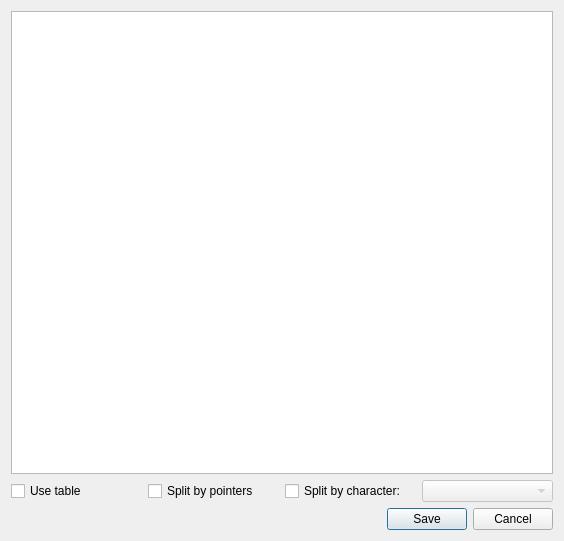
Before: the Qt Designer form src/DumpScriptdialog.ui in road-t/RTHextion, drawn with Qt 5.
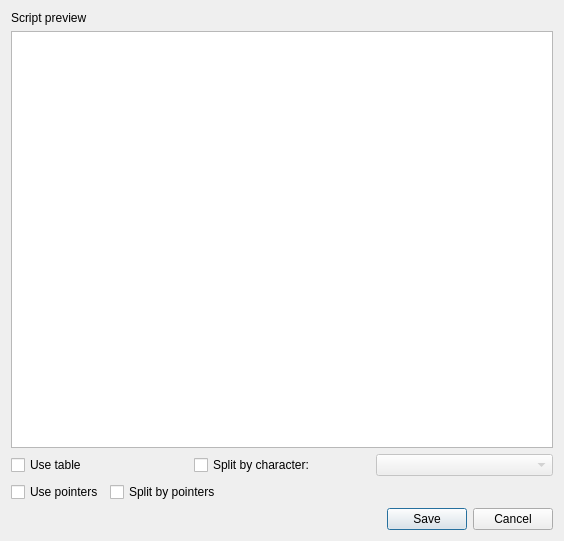
After: the same form once the commit is applied.

Patch:
```diff
--- a/src/DumpScriptdialog.ui
+++ b/src/DumpScriptdialog.ui
@@ -18,10 +18,19 @@
   </property>
   <layout class="QGridLayout" name="gridLayout">
    <item row="0" column="0">
+     <widget class="QLabel" name="lbScriptPreview">
+      <property name="text">
+        <string>Script preview</string>
+      </property>
+     </widget>
+    </item>
+    <item row="1" column="0">
     <widget class="QPlainTextEdit" name="pteScript"/>
    </item>
-   <item row="3" column="0">
-    <layout class="QHBoxLayout" name="horizontalLayout">
+    <item row="3" column="0">
+    <layout class="QVBoxLayout" name="verticalOptionsLayout">
+     <item>
+      <layout class="QHBoxLayout" name="primaryOptionsLayout">
      <item>
       <widget class="QCheckBox" name="cbUseTable">
        <property name="text">
@@ -29,13 +38,6 @@
        </property>
       </widget>
      </item>
-     <item>
-      <widget class="QCheckBox" name="cbSplitByPointers">
-       <property name="text">
-        <string>Split by pointers</string>
-       </property>
-      </widget>
-     </item>
      <item>
       <widget class="QCheckBox" name="cbSplitByCharacter">
        <property name="enabled">
@@ -45,13 +47,46 @@
         <string>Split by character:</string>
        </property>
       </widget>
-     </item>
-     <item>
+      </item>
+      <item>
       <widget class="QComboBox" name="cmbSplitCharacter">
        <property name="enabled">
         <bool>false</bool>
        </property>
       </widget>
+     </item>
+      </layout>
+     </item>
+     <item>
+      <layout class="QHBoxLayout" name="pointerOptionsLayout">
+       <item>
+        <widget class="QCheckBox" name="cbUsePointers">
+         <property name="text">
+          <string>Use pointers</string>
+         </property>
+        </widget>
+       </item>
+       <item>
+        <widget class="QCheckBox" name="cbSplitByPointers">
+         <property name="text">
+          <string>Split by pointers</string>
+         </property>
+        </widget>
+       </item>
+       <item>
+        <spacer name="horizontalSpacerPointers">
+         <property name="orientation">
+          <enum>Qt::Horizontal</enum>
+         </property>
+         <property name="sizeHint" stdset="0">
+          <size>
+           <width>40</width>
+           <height>20</height>
+          </size>
+         </property>
+        </spacer>
+       </item>
+      </layout>
      </item>
     </layout>
    </item>
```
